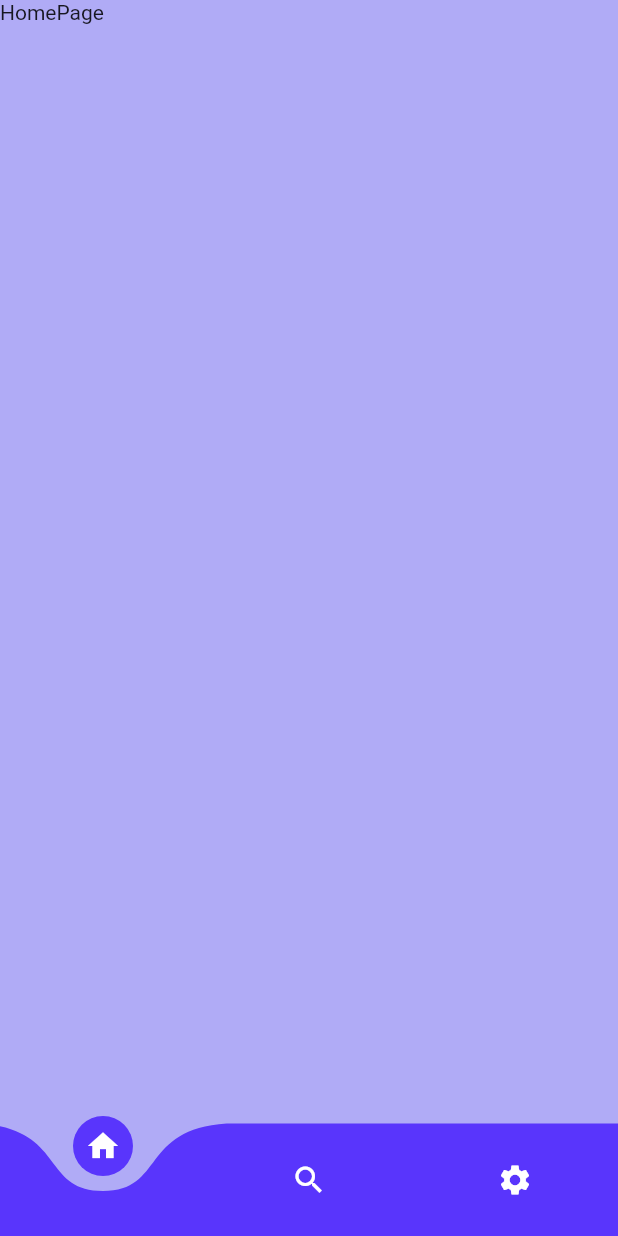
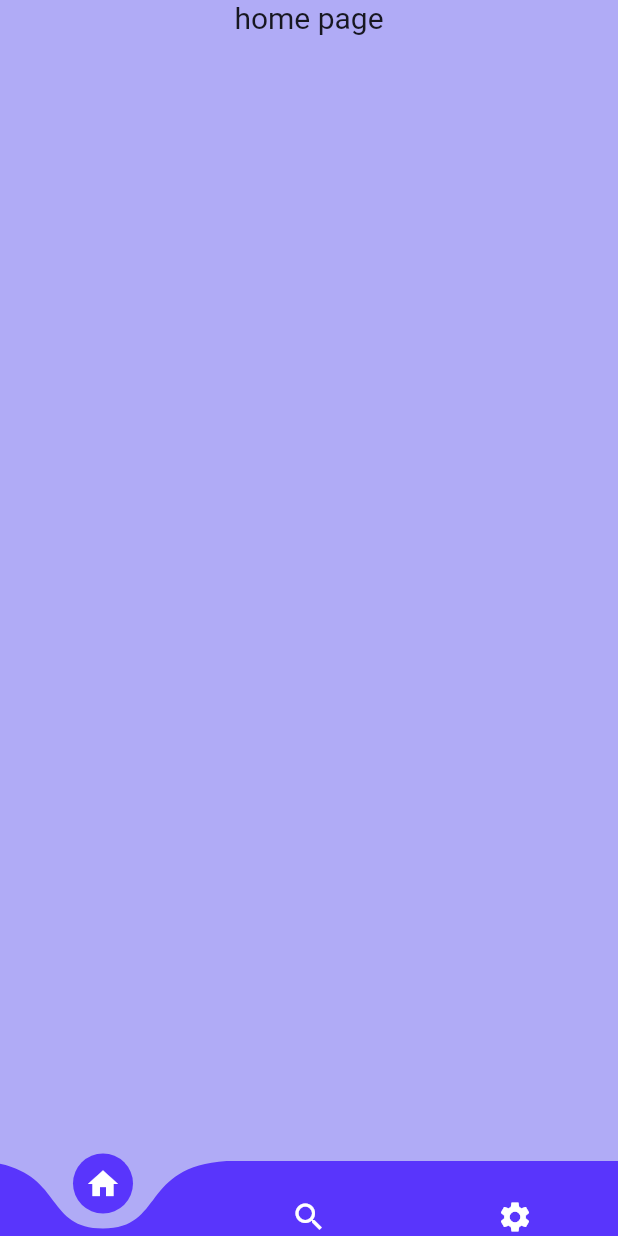
Before and after one commit to ariaSeddigh/ap_project, a Flutter app: the HomePage screen opened directly, on a phone screen of 412 x 824 dp. Run offline on Flutter 3.47's test engine with Material 2 defaults, Android fonts, the light colour scheme and no system bars; drawn by our look-alikes of curved_navigation_bar.

Commit message:
navigation bar buttons change pages

```diff
--- a/lib/pages/home_page.dart
+++ b/lib/pages/home_page.dart
@@ -10,14 +10,85 @@ class HomePage extends StatefulWidget {
 }
 
 class _HomePage extends State<HomePage> {
+  int _currentIndex = 0;
+  late PageController _pageController;
+
+  @override
+  void initState() {
+    super.initState();
+    _pageController = PageController();
+  }
+
+  @override
+  void dispose() {
+    _pageController.dispose();
+    super.dispose();
+  }
+
   @override
   Widget build(BuildContext context) {
     return Scaffold(
-      body: SafeArea(
-        child: Text('HomePage'),
+      body: SizedBox.expand(
+        child: PageView(
+          controller: _pageController,
+          onPageChanged: (index) {
+            setState(
+              () {
+                _currentIndex = index;
+              },
+            );
+          },
+          children: [
+            //home page
+            SafeArea(
+              child: Container(
+                child: Column(
+                  children: [
+                    Text(
+                      'home page',
+                      style: TextStyle(fontSize: 20),
+                    )
+                  ],
+                ),
+              ),
+            ),
+
+            //search page
+            SafeArea(
+              child: Container(
+                child: Column(
+                  children: [
+                    SafeArea(
+                        child: Text(
+                      'search page',
+                      style: TextStyle(fontSize: 20),
+                    ))
+                  ],
+                ),
+              ),
+            ),
+
+            //setting page
+            SafeArea(
+              child: Container(
+                child: Column(children: [
+                  Text('1'),
+                  Text('2'),
+                  Text('3'),
+                  ElevatedButton(onPressed: () {}, child: null),
+                  ElevatedButton(onPressed: () {}, child: null),
+                  ElevatedButton(onPressed: () {}, child: null),
+                ]),
+              ),
+            ),
+          ],
+        ),
       ),
-
       bottomNavigationBar: CurvedNavigationBar(
+        height: 50,
+        onTap: (index) {
+          _pageController.jumpToPage(index);
+        },
         items: [
           Icon(
             Icons.home,
```
